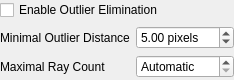
Qt form Include/iqtipr/CCircleFinderParamsGuiComp.ui (ImagingTools/IAcf) before a commit.
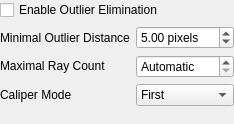
The same form after that commit.

Commit message: Circle finder parameters extended. CHeaviestFeatureConsumer replaced by more general CSingleFeatureConsumer.

What changed in the file:
```diff
--- a/Include/iqtipr/CCircleFinderParamsGuiComp.ui
+++ b/Include/iqtipr/CCircleFinderParamsGuiComp.ui
@@ -6,14 +6,14 @@
    <rect>
     <x>0</x>
     <y>0</y>
-    <width>226</width>
-    <height>80</height>
+    <width>232</width>
+    <height>124</height>
    </rect>
   </property>
   <property name="windowTitle">
    <string>Form</string>
   </property>
-  <layout class="QVBoxLayout" name="verticalLayout_3">
+  <layout class="QGridLayout" name="gridLayout">
    <property name="margin">
     <number>0</number>
    </property>
@@ -24,7 +24,7 @@
      </property>
     </widget>
    </item>
-   <item>
+   <item row="1" column="0">
     <layout class="QHBoxLayout" name="horizontalLayout">
      <item>
       <layout class="QVBoxLayout" name="verticalLayout">
@@ -54,6 +54,19 @@
          </property>
         </widget>
        </item>
+       <item>
+        <widget class="QLabel" name="label">
+         <property name="sizePolicy">
+          <sizepolicy hsizetype="Maximum" vsizetype="Preferred">
+           <horstretch>0</horstretch>
+           <verstretch>0</verstretch>
+          </sizepolicy>
+         </property>
+         <property name="text">
+          <string>Caliper Mode</string>
+         </property>
+        </widget>
+       </item>
       </layout>
      </item>
      <item>
@@ -90,11 +103,25 @@
          </property>
         </widget>
        </item>
+       <item>
+        <widget class="QComboBox" name="CaliperMode">
+         <item>
+          <property name="text">
+           <string>First</string>
+          </property>
+         </item>
+         <item>
+          <property name="text">
+           <string>Best</string>
+          </property>
+         </item>
+        </widget>
+       </item>
       </layout>
      </item>
     </layout>
    </item>
-   <item>
+   <item row="2" column="0">
     <spacer name="verticalSpacer">
      <property name="orientation">
       <enum>Qt::Vertical</enum>
```
Left out of the diff: 2 changed lines with no effect on the pictures. The commit also changes 16 other files.
